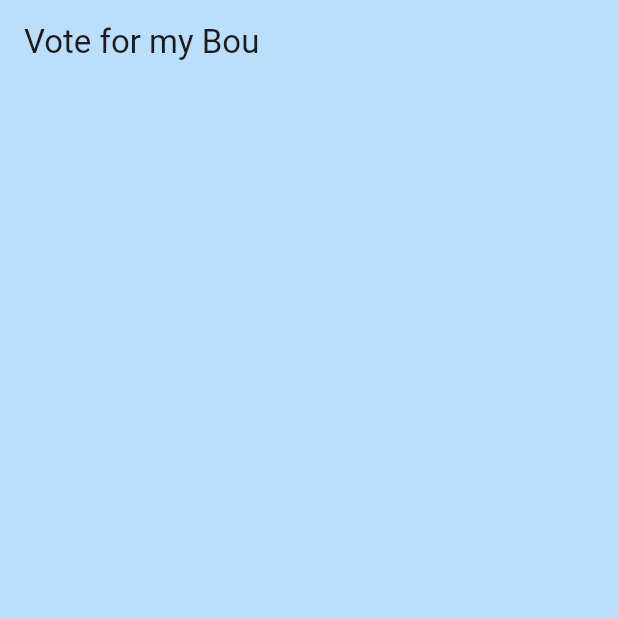
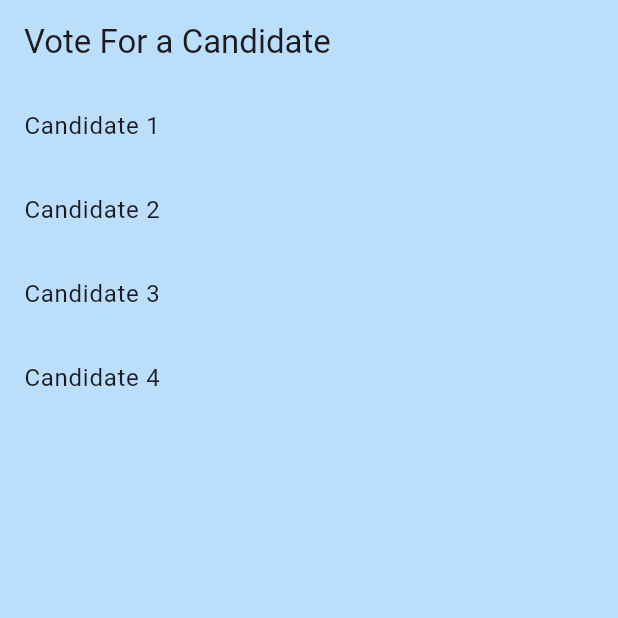
Before and after one commit to Md-Junaead/voting_app, a Flutter app: the screen it shows after launch, on a phone screen of 412 x 824 dp, the top half of it. Run offline on Flutter 3.47's test engine with Material 3 defaults, Android fonts, the phone set to English and light mode, and no system bars.

Commit message:
Voting Screen Error Fixed

```diff
--- a/lib/Voting App/Screen/voting_screen.dart
+++ b/lib/Voting App/Screen/voting_screen.dart
@@ -1,4 +1,5 @@
 import 'package:flutter/material.dart';
+import 'package:provider/provider.dart';
 import 'package:voting_app/Voting%20App/Provider/voting_provider.dart';
 
 class VotingScreen extends StatelessWidget {
@@ -6,10 +7,11 @@ class VotingScreen extends StatelessWidget {
 
   @override
   Widget build(BuildContext context) {
+    final votingProvider = Provider.of<VotingProvider>(context);
     return Scaffold(
       backgroundColor: Colors.blue[100],
       appBar: AppBar(
-        title: const Text("Vote for my Bou"),
+        title: const Text('Vote For a Candidate'),
         backgroundColor: Colors.blue[100],
       ),
       body: Column(
@@ -19,12 +21,14 @@ class VotingScreen extends StatelessWidget {
               itemCount: votingProvider.candidates.length,
               itemBuilder: (context, index) {
                 final candidate = votingProvider.candidates[index];
-              final isVote = VotingProvider.selectedCandidateId == candidate.id;
+                final isVote =
+                    votingProvider.selectedCandidateId = candidate.id;
                 return ListTile(
                   title: Text(candidate.name),
                 );
               },
-          )),
+            ),
+          ),
         ],
       ),
     );
--- a/lib/main.dart
+++ b/lib/main.dart
@@ -1,4 +1,6 @@
 import 'package:flutter/material.dart';
+import 'package:provider/provider.dart';
+import 'package:voting_app/Voting%20App/Provider/voting_provider.dart';
 import 'package:voting_app/Voting%20App/Screen/voting_screen.dart';
 
 void main() {
@@ -10,9 +12,13 @@ class MyApp extends StatelessWidget {
 
   @override
   Widget build(BuildContext context) {
-    return const MaterialApp(
-      debugShowCheckedModeBanner: false,
-      home: VotingScreen(),
+    return ChangeNotifierProvider(
+      create: (context) => VotingProvider(),
+      child: const MaterialApp(
+        debugShowCheckedModeBanner: false,
+        home: VotingScreen(),
+      ),
     );
   }
 }
+//9:40
```
Lines whose indentation alone changed are shown as unchanged.
